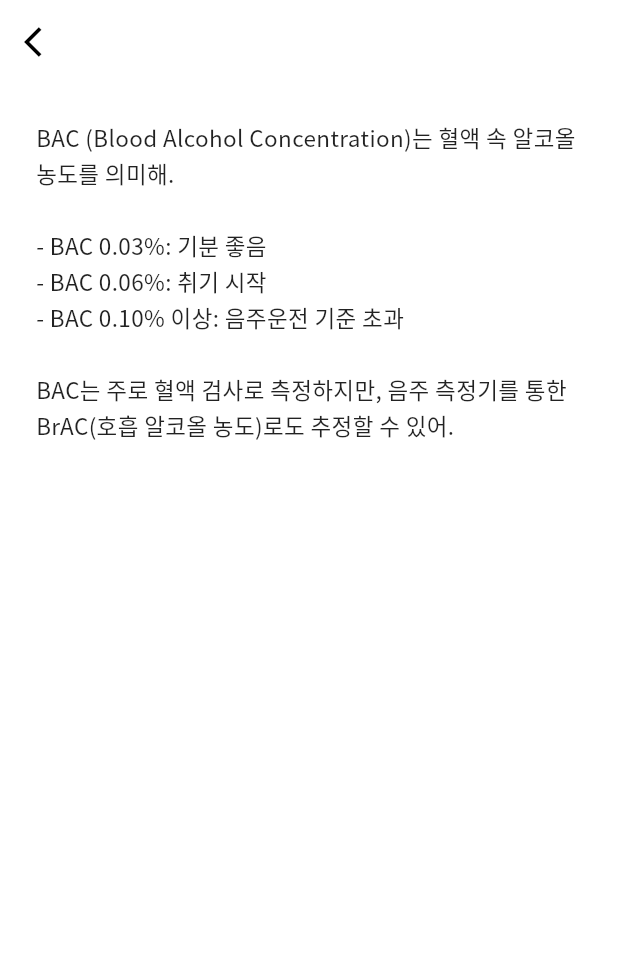
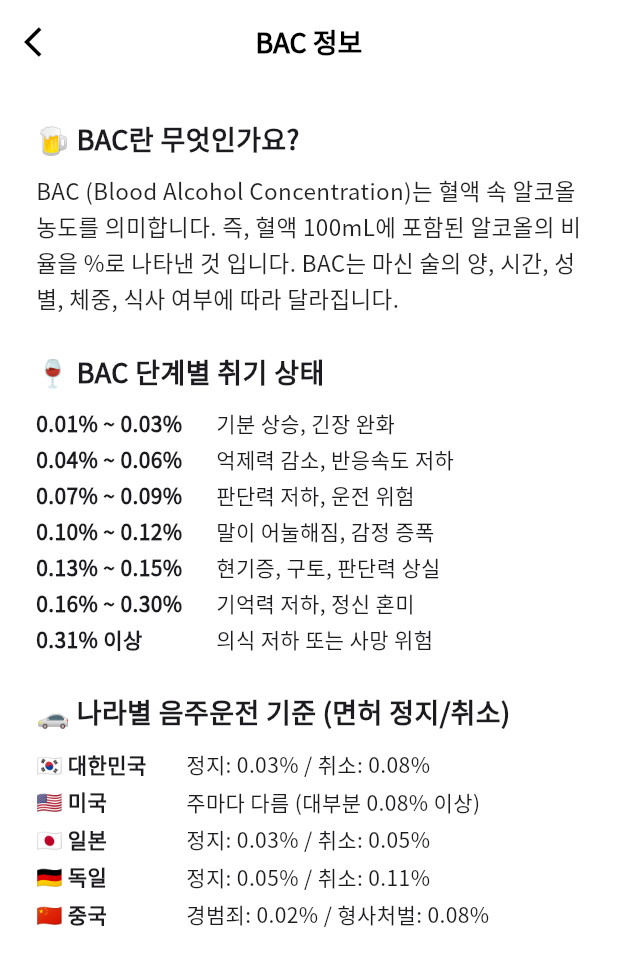
Before and after one commit to inu-capstone-VCHE/todays_drink_app, a Flutter app: the BacScreen screen opened directly, on a phone screen of 412 x 824 dp. Shown: the top 966 px of the screen. Run offline on Flutter 3.47's test engine with Material 3 defaults, Android fonts, the phone set to English and light mode, and no system bars; our stand-ins replace image_picker, table_calendar.

Commit message:
+ BACInfoPage

```diff
--- a/lib/mainscreens/bacInfoScreen.dart
+++ b/lib/mainscreens/bacInfoScreen.dart
@@ -12,19 +12,39 @@ class BacScreen extends StatelessWidget {
         elevation: 0,
         centerTitle: true,
         leading: IconButton(
-          icon: Icon(Icons.arrow_back_ios, color: Colors.black),
+          icon: const Icon(Icons.arrow_back_ios, color: Colors.black),
           onPressed: () => Navigator.pop(context),
+        ),
+        title: const Text(
+          'BAC 정보',
+          style: TextStyle(
+            color: Colors.black,
+            fontFamily: 'NotoSansKR',
+            fontSize: 18,
+            fontWeight: FontWeight.bold,
+          ),
         ),
       ),
       backgroundColor: Colors.white,
-      body: Padding(
+      body: SafeArea( // ← 스크롤 막힘 방지 핵심 포인트
+        child: SingleChildScrollView(
           padding: const EdgeInsets.all(24.0),
-        child: Text(
-          "BAC (Blood Alcohol Concentration)는 혈액 속 알코올 농도를 의미해.\n\n"
-              "- BAC 0.03%: 기분 좋음\n"
-              "- BAC 0.06%: 취기 시작\n"
-              "- BAC 0.10% 이상: 음주운전 기준 초과\n\n"
-              "BAC는 주로 혈액 검사로 측정하지만, 음주 측정기를 통한 BrAC(호흡 알코올 농도)로도 추정할 수 있어.",
+          child: Column(
+            crossAxisAlignment: CrossAxisAlignment.start,
+            children: [
+              const Text(
+                "🍺 BAC란 무엇인가요?",
+                style: TextStyle(
+                  fontFamily: 'NotoSansKR',
+                  fontSize: 18,
+                  fontWeight: FontWeight.bold,
+                ),
+              ),
+              const SizedBox(height: 8),
+              const Text(
+                "BAC (Blood Alcohol Concentration)는 혈액 속 알코올 농도를 의미합니다. "
+                    "즉, 혈액 100mL에 포함된 알코올의 비율을 %로 나타낸 것 입니다. "
+                    "BAC는 마신 술의 양, 시간, 성별, 체중, 식사 여부에 따라 달라집니다.",
                 style: TextStyle(
                   fontFamily: 'NotoSansKR',
                   fontSize: 15,
@@ -32,7 +52,109 @@ class BacScreen extends StatelessWidget {
                   color: Colors.black87,
                 ),
               ),
+              const SizedBox(height: 24),
+
+              const Text(
+                "🍷 BAC 단계별 취기 상태",
+                style: TextStyle(
+                  fontFamily: 'NotoSansKR',
+                  fontSize: 18,
+                  fontWeight: FontWeight.bold,
+                ),
+              ),
+              const SizedBox(height: 8),
+              ..._buildBacStageList(),
+              const SizedBox(height: 24),
+
+              const Text(
+                "🚗 나라별 음주운전 기준 (면허 정지/취소)",
+                style: TextStyle(
+                  fontFamily: 'NotoSansKR',
+                  fontSize: 18,
+                  fontWeight: FontWeight.bold,
+                ),
+              ),
+              const SizedBox(height: 8),
+              ..._buildCountryBacList(),
+              const SizedBox(height: 32),
+            ],
+          ),
+        ),
       ),
     );
   }
+
+  List<Widget> _buildBacStageList() {
+    final List<Map<String, String>> stages = [
+      {'level': '0.01% ~ 0.03%', 'desc': '기분 상승, 긴장 완화'},
+      {'level': '0.04% ~ 0.06%', 'desc': '억제력 감소, 반응속도 저하'},
+      {'level': '0.07% ~ 0.09%', 'desc': '판단력 저하, 운전 위험'},
+      {'level': '0.10% ~ 0.12%', 'desc': '말이 어눌해짐, 감정 증폭'},
+      {'level': '0.13% ~ 0.15%', 'desc': '현기증, 구토, 판단력 상실'},
+      {'level': '0.16% ~ 0.30%', 'desc': '기억력 저하, 정신 혼미'},
+      {'level': '0.31% 이상', 'desc': '의식 저하 또는 사망 위험'},
+    ];
+
+    return stages.map((stage) {
+      return Padding(
+        padding: const EdgeInsets.symmetric(vertical: 2.0),
+        child: Row(
+          children: [
+            SizedBox(
+              width: 120,
+              child: Text(
+                stage['level']!,
+                style: const TextStyle(
+                  fontFamily: 'NotoSansKR',
+                  fontWeight: FontWeight.bold,
+                ),
+              ),
+            ),
+            Expanded(
+              child: Text(
+                stage['desc']!,
+                style: const TextStyle(fontFamily: 'NotoSansKR'),
+              ),
+            ),
+          ],
+        ),
+      );
+    }).toList();
   }
+
+  List<Widget> _buildCountryBacList() {
+    final List<Map<String, String>> countries = [
+      {'country': '🇰🇷 대한민국', 'info': '정지: 0.03% / 취소: 0.08%'},
+      {'country': '🇺🇸 미국', 'info': '주마다 다름 (대부분 0.08% 이상)'},
+      {'country': '🇯🇵 일본', 'info': '정지: 0.03% / 취소: 0.05%'},
+      {'country': '🇩🇪 독일', 'info': '정지: 0.05% / 취소: 0.11%'},
+      {'country': '🇨🇳 중국', 'info': '경범죄: 0.02% / 형사처벌: 0.08%'},
+    ];
+
+    return countries.map((row) {
+      return Padding(
+        padding: const EdgeInsets.symmetric(vertical: 2.0),
+        child: Row(
+          children: [
+            SizedBox(
+              width: 100,
+              child: Text(
+                row['country']!,
+                style: const TextStyle(
+                  fontFamily: 'NotoSansKR',
+                  fontWeight: FontWeight.bold,
+                ),
+              ),
+            ),
+            Expanded(
+              child: Text(
+                row['info']!,
+                style: const TextStyle(fontFamily: 'NotoSansKR'),
+              ),
+            ),
+          ],
+        ),
+      );
+    }).toList();
+  }
+}
```
Lines whose indentation alone changed are shown as unchanged.
